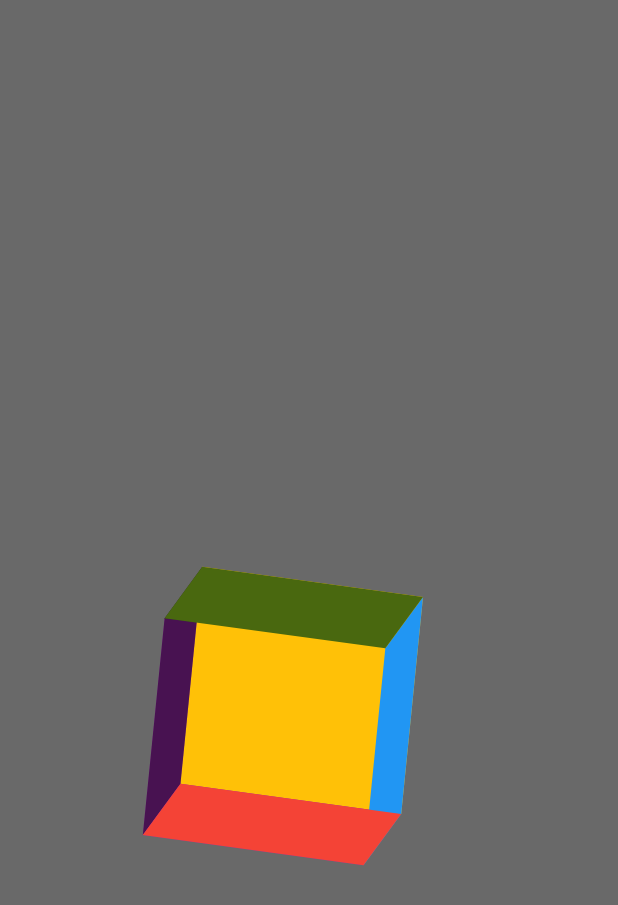
After one commit to GaneshTamang/flutter_animations, a Flutter app: the screen it shows after launch, after a tap on "3d animation", on a phone screen of 412 x 824 dp. The commit adds this screen. Shown: the top 905 px of the screen. Run offline on Flutter 3.47's test engine with Material 3 defaults, Android fonts, the phone set to English and light mode, and no system bars.

Commit message:
read me updated and added 3 box design

```diff
--- /dev/null
+++ b/lib/animtions_types_exmples/three_d_animations_example3.dart
@@ -0,0 +1,243 @@
+import 'dart:math';
+
+import 'package:flutter/material.dart';
+// ! shows only vector 3 part
+import 'package:vector_math/vector_math_64.dart' show Vector3;
+
+class ThreeDAnimationExample3 extends StatefulWidget {
+  const ThreeDAnimationExample3({super.key});
+
+  @override
+  State<ThreeDAnimationExample3> createState() =>
+      _ThreeDAnimationExample3State();
+}
+
+class _ThreeDAnimationExample3State extends State<ThreeDAnimationExample3>
+    with TickerProviderStateMixin {
+  late AnimationController xController;
+  late AnimationController yController;
+  late AnimationController zController;
+  late Tween<double> _animation;
+  @override
+  void initState() {
+    xController = AnimationController(
+      vsync: this,
+      duration: const Duration(
+        seconds: 30,
+      ),
+    );
+    yController = AnimationController(
+      vsync: this,
+      duration: const Duration(
+        seconds: 40,
+      ),
+    );
+    zController = AnimationController(
+      vsync: this,
+      duration: const Duration(
+        seconds: 50,
+      ),
+    );
+    _animation = Tween<double>(begin: 0, end: 2 * pi);
+    super.initState();
+  }
+
+  @override
+  void dispose() {
+    xController.dispose();
+    yController.dispose();
+    zController.dispose();
+
+    super.dispose();
+  }
+
+  @override
+  Widget build(BuildContext context) {
+    double? heightAndWidt = 150;
+    xController
+      ..reset()
+      ..repeat();
+    yController
+      ..reset()
+      ..repeat();
+    zController
+      ..reset()
+      ..repeat();
+    return Scaffold(
+      body: AnimatedBuilder(
+        animation: Listenable.merge([
+          xController,
+          yController,
+          zController,
+        ]),
+        builder: (context, child) {
+          return Transform(
+            alignment: Alignment.center,
+            transform: Matrix4.identity()
+              ..rotateY(_animation.evaluate(yController))
+              ..rotateX(_animation.evaluate(xController))
+              ..rotateZ(_animation.evaluate(zController)),
+            child: Column(
+              mainAxisAlignment: MainAxisAlignment.center,
+              children: [
+                const SizedBox(
+                  height: 100,
+                  width: double.infinity,
+                ),
+                // TutorialStyle3DBox(heightAndWidt: heightAndWidt),
+
+                MyStyle3DBox(heightAndWidt: heightAndWidt)
+              ],
+            ),
+          );
+        },
+      ),
+    );
+  }
+}
+
+class TutorialStyle3DBox extends StatelessWidget {
+  const TutorialStyle3DBox({
+    super.key,
+    required this.heightAndWidt,
+  });
+
+  final double? heightAndWidt;
+
+  @override
+  Widget build(BuildContext context) {
+    return Stack(
+      children: [
+        // !front
+        Container(
+          height: heightAndWidt,
+          width: heightAndWidt,
+          color: Colors.amber,
+        ),
+        //!back
+        Transform(
+          alignment: Alignment.center,
+          transform: Matrix4.identity()
+            ..translate(Vector3(0, 0, -heightAndWidt!)),
+          child: Container(
+            height: heightAndWidt,
+            width: heightAndWidt,
+            color: Colors.green,
+          ),
+        ),
+        // !left
+        Transform(
+          alignment: Alignment.centerLeft,
+          transform: Matrix4.identity()..rotateY((pi / 2)),
+          child: Container(
+            height: heightAndWidt,
+            width: heightAndWidt,
+            color: const Color.fromARGB(255, 255, 99, 26),
+          ),
+        ),
+        // ! right side
+        Transform(
+          alignment: Alignment.centerRight,
+          transform: Matrix4.identity()..rotateY(-(pi / 2)),
+          child: Container(
+            height: heightAndWidt,
+            width: heightAndWidt,
+            color: Colors.blue,
+          ),
+        ), // ! top side
+        Transform(
+          alignment: Alignment.topCenter,
+          transform: Matrix4.identity()..rotateX(-(pi / 2)),
+          child: Container(
+            height: heightAndWidt,
+            width: heightAndWidt,
+            color: Colors.blueGrey,
+          ),
+        ),
+        // ! bottom
+        Transform(
+          alignment: Alignment.bottomCenter,
+          transform: Matrix4.identity()..rotateX((pi / 2)),
+          child: Container(
+            height: heightAndWidt,
+            width: heightAndWidt,
+            color: Colors.indigo,
+          ),
+        ),
+      ],
+    );
+  }
+}
+
+class MyStyle3DBox extends StatelessWidget {
+  const MyStyle3DBox({
+    super.key,
+    required this.heightAndWidt,
+  });
+
+  final double? heightAndWidt;
+
+  @override
+  Widget build(BuildContext context) {
+    return Stack(
+      children: [
+        // !behind
+        Transform(
+          alignment: Alignment.center,
+          transform: Matrix4.translationValues(00.0, 0.0, -heightAndWidt!),
+          child: Container(
+            height: heightAndWidt,
+            width: heightAndWidt,
+            color: Colors.purple,
+          ),
+        ), // !frnt
+        Container(
+          height: heightAndWidt,
+          width: heightAndWidt,
+          color: Colors.amber,
+        ),
+        // !right
+        Transform(
+          alignment: Alignment.centerRight,
+          transform: Matrix4.identity()..rotateY(-(pi / 2)),
+          child: Container(
+            height: heightAndWidt,
+            width: heightAndWidt,
+            color: Colors.blue,
+          ),
+        ),
+        // !left
+        Transform(
+          alignment: Alignment.bottomLeft,
+          transform: Matrix4.identity()..rotateY((pi / 2)),
+          child: Container(
+            height: heightAndWidt,
+            width: heightAndWidt,
+            color: Colors.black54,
+          ),
+        ),
+
+        // !top
+        Transform(
+          alignment: Alignment.topCenter,
+          transform: Matrix4.identity()..rotateX(-(pi / 2)),
+          child: Container(
+            height: heightAndWidt,
+            width: heightAndWidt,
+            color: const Color.fromARGB(255, 73, 104, 15),
+          ),
+        ),
+        // !bootom
+        Transform(
+          alignment: Alignment.bottomCenter,
+          transform: Matrix4.identity()..rotateX((pi / 2)),
+          child: Container(
+            height: heightAndWidt,
+            width: heightAndWidt,
+            color: Colors.red,
+          ),
+        ),
+      ],
+    );
+  }
+}
--- a/lib/main.dart
+++ b/lib/main.dart
@@ -1,5 +1,4 @@
 import 'package:flutter/material.dart';
-
 import 'package:flutter_animations/screens/main_screen.dart';
 
 void main() {
--- a/lib/screens/main_screen.dart
+++ b/lib/screens/main_screen.dart
@@ -1,8 +1,9 @@
 import 'package:flutter/material.dart';
-import 'package:flutter_animations/animtions_types/animated_container_example.dart';
-import 'package:flutter_animations/animtions_types/example2.dart';
-import 'package:flutter_animations/animtions_types/test_transformation.dart';
-import 'package:flutter_animations/animtions_types/transform_animation_example1.dart';
+import 'package:flutter_animations/animtions_types_exmples/three_d_animations_example3.dart';
+import 'package:flutter_animations/animtions_types_exmples/animated_container_example.dart';
+import 'package:flutter_animations/animtions_types_exmples/example2.dart';
+import 'package:flutter_animations/animtions_types_exmples/test_transformation.dart';
+import 'package:flutter_animations/animtions_types_exmples/transform_animation_example1.dart';
 import 'package:flutter_animations/custom_widgets/custom_naviagtion_button.dart';
 
 class MainScreen extends StatelessWidget {
@@ -29,8 +30,12 @@ class MainScreen extends StatelessWidget {
               pageClass: MCTransformAnimationExample1(),
             ),
             MCMaterialButton(
-              buttonNAme: 'Transform Example2',
+              buttonNAme: 'Clipper Example2',
               pageClass: Example2(),
+            ),
+            MCMaterialButton(
+              buttonNAme: '3d animation ',
+              pageClass: ThreeDAnimationExample3(),
             ),
           ],
         ),
--- a/pubspec.yaml
+++ b/pubspec.yaml
@@ -35,6 +35,7 @@ dependencies:
   # The following adds the Cupertino Icons font to your application.
   # Use with the CupertinoIcons class for iOS style icons.
   cupertino_icons: ^1.0.6
+  vector_math: ^2.1.4
 
 dev_dependencies:
   flutter_test:
```
Also changed, not shown: lib/animtions_types_exmples/test_transformation.dart (renamed from lib/animtions_types/test_transformation.dart, +4 -51 lines), ReadmeGif/3d-box.gif (added), ReadmeGif/clip-flip-rotate.gif (added), lib/animtions_types_exmples/animated_container_example.dart (renamed from lib/animtions_types/animated_container_example.dart), lib/animtions_types_exmples/example2.dart (renamed from lib/animtions_types/example2.dart), lib/animtions_types_exmples/transform_animation_example1.dart (renamed from lib/animtions_types/transform_animation_example1.dart), pubspec.lock, 1 other file.
